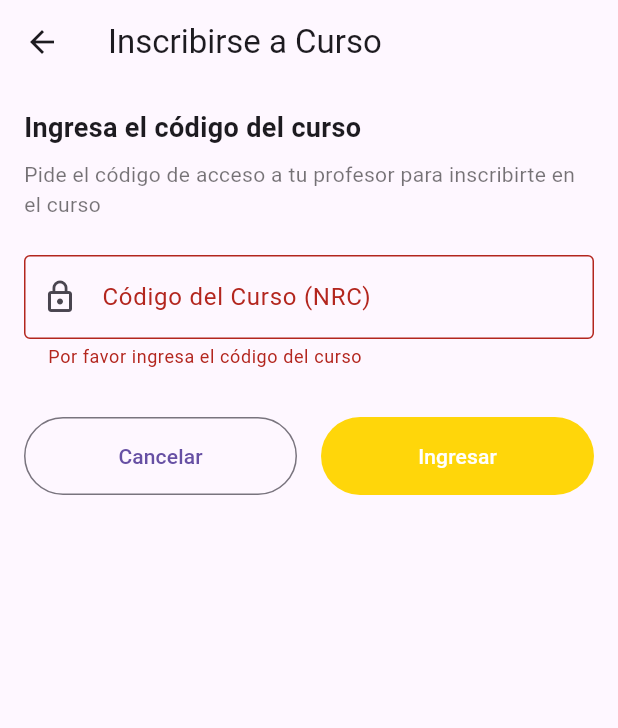
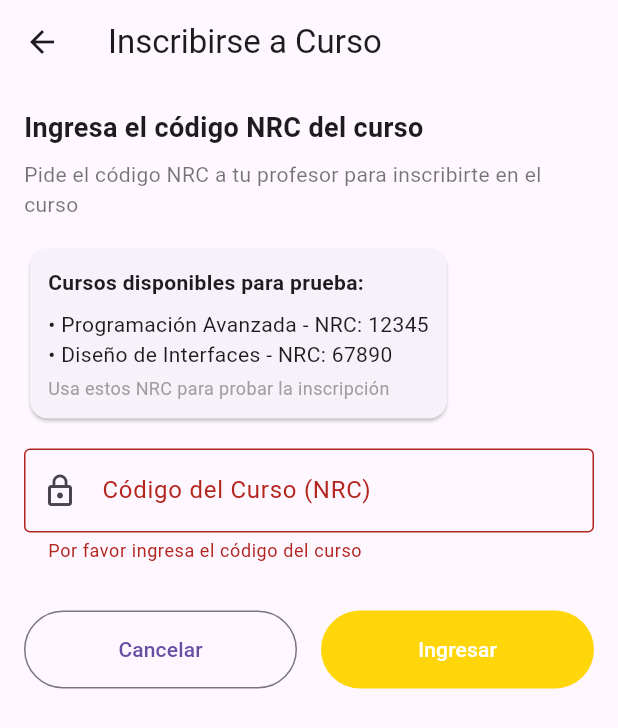
Before and after one commit to d4nc0de/PeerCheck, a Flutter app: the CourseEnrollPage screen opened directly, after a tap on "Ingresar", on a phone screen of 412 x 824 dp. Shown: the top 728 px of the screen. Run offline on Flutter 3.47's test engine with Material 3 defaults, Android fonts, the phone set to English and light mode, and no system bars; our stand-ins replace get, loggy.

Commit message:
casos de prueba

```diff
--- a/lib/features/courses/domain/models/course.dart
+++ b/lib/features/courses/domain/models/course.dart
@@ -53,4 +53,8 @@
   String toString() {
     return 'Course{id: $id, name: $name, nrc: $nrc, teacher: $teacher, enrolled: $enrolledCount/$maxStudents}';
   }
+
+  bool isUserEnrolled(String userEmail) {
+    return enrolledUsers.contains(userEmail);
+  }
 }
--- a/lib/features/courses/ui/pages/course_enroll_page.dart
+++ b/lib/features/courses/ui/pages/course_enroll_page.dart
@@ -1,7 +1,7 @@
 import 'package:flutter/material.dart';
 import 'package:get/get.dart';
+import 'package:f_clean_template/features/courses/data/datasources/local/local_course_source.dart';
 import '../controller/course_controller.dart';
-import '../../domain/models/course.dart';
 import 'package:f_clean_template/core/app_theme.dart';
 
 class CourseEnrollPage extends StatefulWidget {
@@ -14,25 +14,53 @@
 class _CourseEnrollPageState extends State<CourseEnrollPage> {
   final _formKey = GlobalKey<FormState>();
   final controllerCourseCode = TextEditingController();
-  final CourseController courseController = Get.find();
 
   Future<void> _enrollWithCode() async {
     if (_formKey.currentState!.validate()) {
       try {
-        final currentUserEmail = "estudiante@ejemplo.com";
+        final currentUserEmail = 'estudiante@ejemplo.com';
+        final nrcCode = int.tryParse(controllerCourseCode.text);
 
-        // Obtener todos los cursos (tanto de profesor como de estudiante)
-        await courseController.getTeacherCourses();
-        final teacherCourses = courseController.teacherCourses;
+        if (nrcCode == null) {
+          Get.snackbar(
+            'Error',
+            'Código NRC inválido',
+            snackPosition: SnackPosition.BOTTOM,
+            backgroundColor: Colors.red,
+            colorText: Colors.white,
+          );
+          return;
+        }
 
-        final courseToEnroll = teacherCourses.firstWhere(
-          (course) => course.nrc.toString() == controllerCourseCode.text,
-          orElse: () =>
-              Course(id: '', name: '', nrc: 0, teacher: '', category: ''),
-        );
+        final courseSource = Get.find<LocalCourseSource>();
+        final courseToEnroll = courseSource.findCourseByNrc(nrcCode);
 
-        if (courseToEnroll.name.isNotEmpty) {
+        if (courseToEnroll != null) {
+          if (courseToEnroll.enrolledUsers.contains(currentUserEmail)) {
+            Get.snackbar(
+              'Ya Inscrito',
+              'Ya estás inscrito en este curso: ${courseToEnroll.name}',
+              snackPosition: SnackPosition.BOTTOM,
+              backgroundColor: Colors.orange,
+              colorText: Colors.white,
+            );
+            return;
+          }
+
+          if (!courseToEnroll.hasAvailableSpots) {
+            Get.snackbar(
+              'Cupo Lleno',
+              'El curso ${courseToEnroll.name} no tiene cupos disponibles',
+              snackPosition: SnackPosition.BOTTOM,
+              backgroundColor: Colors.red,
+              colorText: Colors.white,
+            );
+            return;
+          }
+
+          final courseController = Get.find<CourseController>();
           courseController.enrollUser(courseToEnroll.id, currentUserEmail);
+
           Get.back();
           Get.snackbar(
             'Inscripción Exitosa',
@@ -44,7 +72,7 @@
         } else {
           Get.snackbar(
             'Error',
-            'No se encontró un curso con ese código',
+            'No se encontró un curso con el NRC: $nrcCode',
             snackPosition: SnackPosition.BOTTOM,
             backgroundColor: Colors.red,
             colorText: Colors.white,
@@ -75,15 +103,40 @@
             crossAxisAlignment: CrossAxisAlignment.start,
             children: [
               const Text(
-                'Ingresa el código del curso',
+                'Ingresa el código NRC del curso',
                 style: TextStyle(fontSize: 18, fontWeight: FontWeight.bold),
               ),
               const SizedBox(height: 8),
               const Text(
-                'Pide el código de acceso a tu profesor para inscribirte en el curso',
+                'Pide el código NRC a tu profesor para inscribirte en el curso',
                 style: TextStyle(color: Colors.black54),
               ),
-              const SizedBox(height: 24),
+              const SizedBox(height: 16),
+
+              Card(
+                child: Padding(
+                  padding: const EdgeInsets.all(12.0),
+                  child: Column(
+                    crossAxisAlignment: CrossAxisAlignment.start,
+                    children: [
+                      const Text(
+                        'Cursos disponibles para prueba:',
+                        style: TextStyle(fontWeight: FontWeight.bold),
+                      ),
+                      const SizedBox(height: 8),
+                      Text('• Programación Avanzada - NRC: 12345'),
+                      Text('• Diseño de Interfaces - NRC: 67890'),
+                      const SizedBox(height: 4),
+                      const Text(
+                        'Usa estos NRC para probar la inscripción',
+                        style: TextStyle(fontSize: 12, color: Colors.grey),
+                      ),
+                    ],
+                  ),
+                ),
+              ),
+              const SizedBox(height: 16),
+
               TextFormField(
                 controller: controllerCourseCode,
                 keyboardType: TextInputType.number,
@@ -91,6 +144,7 @@
                   labelText: 'Código del Curso (NRC)',
                   border: OutlineInputBorder(),
                   prefixIcon: Icon(Icons.lock_outline),
+                  hintText: 'Ej: 12345',
                 ),
                 validator: (value) {
                   if (value == null || value.isEmpty) {
--- a/lib/main.dart
+++ b/lib/main.dart
@@ -31,7 +31,8 @@
   Get.put(AuthenticationController(Get.find()));
 
   // Course
-  Get.put<ICourseSource>(LocalCourseSource());
+  Get.put<LocalCourseSource>(LocalCourseSource());
+  Get.put<ICourseSource>(Get.find<LocalCourseSource>());
   Get.put<ICourseRepository>(CourseRepository(Get.find()));
   Get.put(CourseUseCase(Get.find()));
   Get.lazyPut(() => CourseController());
```
Also changed, not shown: lib/features/courses/data/datasources/local/local_course_source.dart (+64 -95 lines).
